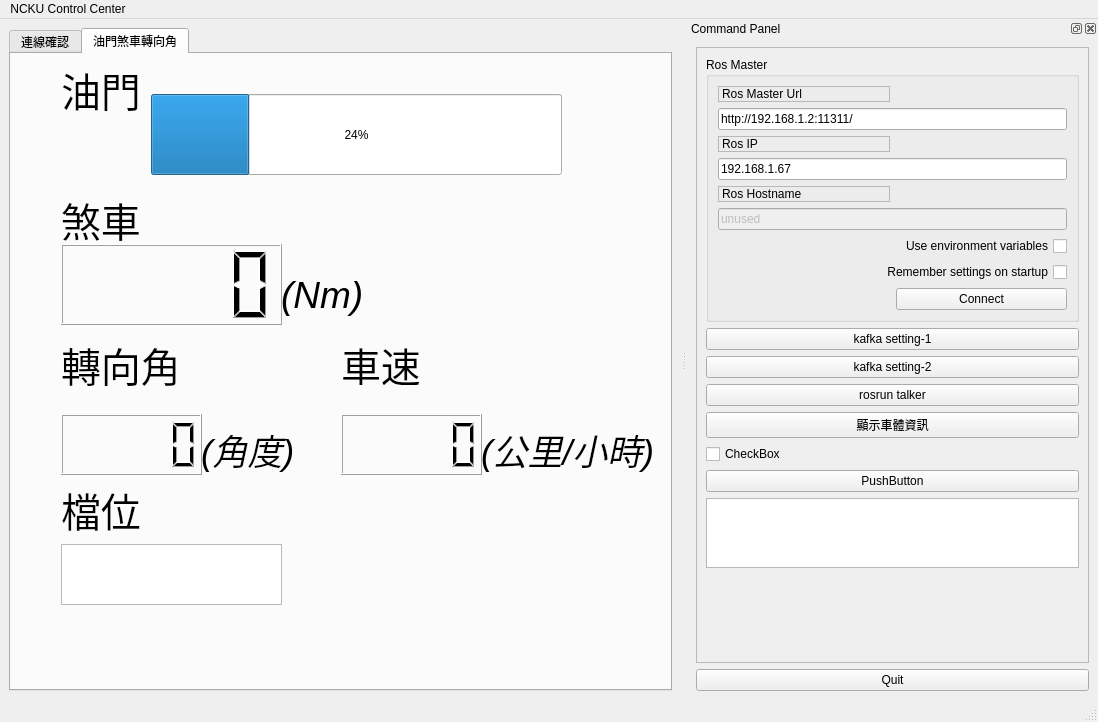
Before: the Qt Designer form qtros/ui/main_window.ui in WeiTing35/control_center, drawn with Qt 5.
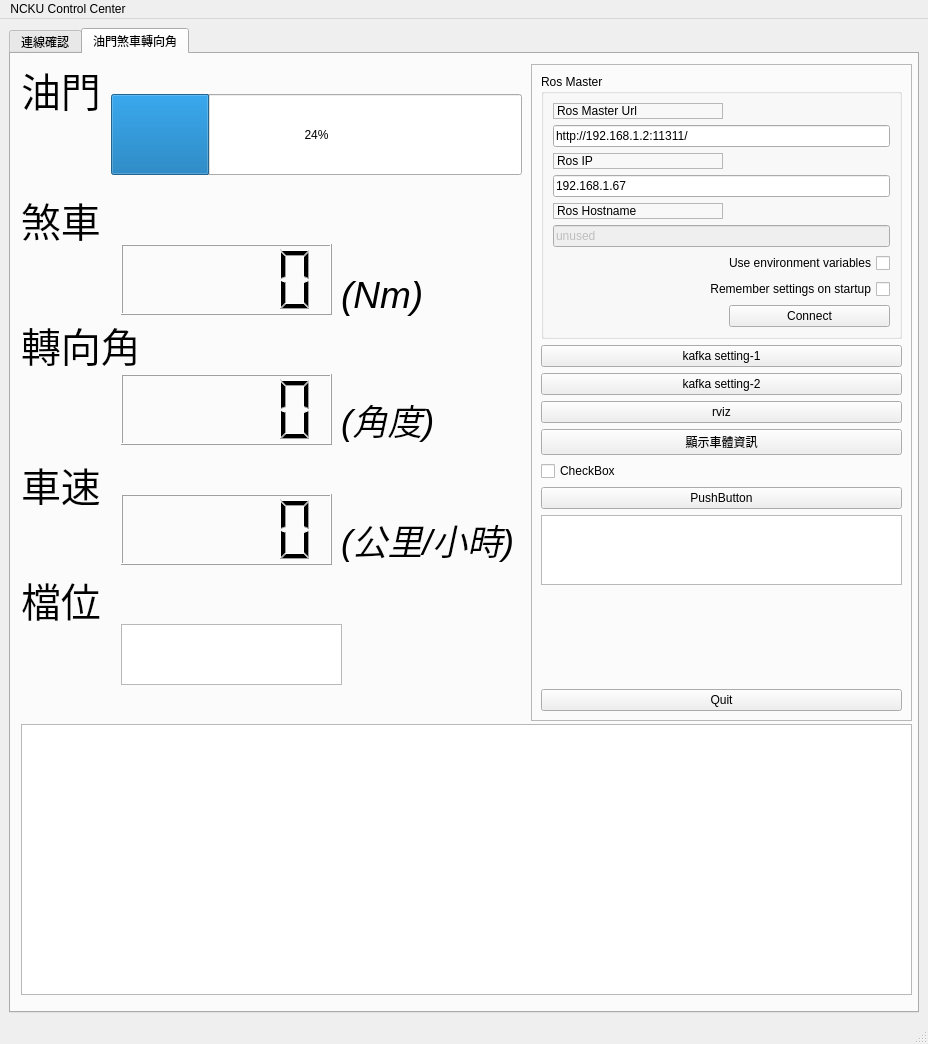
After: the same form once the commit is applied. Icons and pictures are not drawn.

```diff
--- a/qtros/ui/main_window.ui
+++ b/qtros/ui/main_window.ui
@@ -6,8 +6,8 @@
    <rect>
     <x>0</x>
     <y>0</y>
-    <width>1098</width>
-    <height>722</height>
+    <width>928</width>
+    <height>1044</height>
    </rect>
   </property>
   <property name="windowTitle">
@@ -103,7 +103,7 @@
        <widget class="QProgressBar" name="progressBar">
         <property name="geometry">
          <rect>
-          <x>140</x>
+          <x>100</x>
           <y>40</y>
           <width>411</width>
           <height>81</height>
@@ -116,7 +116,7 @@
        <widget class="QLabel" name="label_6">
         <property name="geometry">
          <rect>
-          <x>50</x>
+          <x>10</x>
           <y>0</y>
           <width>111</width>
           <height>71</height>
@@ -134,7 +134,7 @@
        <widget class="QLabel" name="label_7">
         <property name="geometry">
          <rect>
-          <x>50</x>
+          <x>10</x>
           <y>140</y>
           <width>101</width>
           <height>51</height>
@@ -154,8 +154,8 @@
        <widget class="QLabel" name="label_8">
         <property name="geometry">
          <rect>
-          <x>50</x>
-          <y>280</y>
+          <x>10</x>
+          <y>260</y>
           <width>161</width>
           <height>61</height>
          </rect>
@@ -172,8 +172,8 @@
        <widget class="QLabel" name="label_9">
         <property name="geometry">
          <rect>
-          <x>50</x>
-          <y>430</y>
+          <x>10</x>
+          <y>520</y>
           <width>101</width>
           <height>51</height>
          </rect>
@@ -190,8 +190,8 @@
        <widget class="QLabel" name="label_10">
         <property name="geometry">
          <rect>
-          <x>330</x>
-          <y>290</y>
+          <x>10</x>
+          <y>410</y>
           <width>151</width>
           <height>41</height>
          </rect>
@@ -208,28 +208,28 @@
        <widget class="QLCDNumber" name="lcdNumber">
         <property name="geometry">
          <rect>
-          <x>50</x>
-          <y>360</y>
-          <width>141</width>
-          <height>61</height>
+          <x>110</x>
+          <y>320</y>
+          <width>211</width>
+          <height>71</height>
          </rect>
         </property>
        </widget>
        <widget class="QLCDNumber" name="lcdNumber_2">
         <property name="geometry">
          <rect>
-          <x>330</x>
-          <y>360</y>
-          <width>141</width>
-          <height>61</height>
+          <x>110</x>
+          <y>440</y>
+          <width>211</width>
+          <height>71</height>
          </rect>
         </property>
        </widget>
        <widget class="QTextBrowser" name="textBrowser">
         <property name="geometry">
          <rect>
-          <x>50</x>
-          <y>490</y>
+          <x>110</x>
+          <y>570</y>
           <width>221</width>
           <height>61</height>
          </rect>
@@ -250,17 +250,17 @@
        <widget class="QLCDNumber" name="lcdNumber_3">
         <property name="geometry">
          <rect>
-          <x>50</x>
+          <x>110</x>
           <y>190</y>
-          <width>221</width>
-          <height>81</height>
+          <width>211</width>
+          <height>71</height>
          </rect>
         </property>
        </widget>
        <widget class="QLabel" name="label_11">
         <property name="geometry">
          <rect>
-          <x>270</x>
+          <x>330</x>
           <y>190</y>
           <width>181</width>
           <height>101</height>
@@ -279,8 +279,8 @@
        <widget class="QLabel" name="label_12">
         <property name="geometry">
          <rect>
-          <x>470</x>
-          <y>370</y>
+          <x>330</x>
+          <y>460</y>
           <width>181</width>
           <height>51</height>
          </rect>
@@ -298,8 +298,8 @@
        <widget class="QLabel" name="label_13">
         <property name="geometry">
          <rect>
-          <x>190</x>
-          <y>370</y>
+          <x>330</x>
+          <y>340</y>
           <width>101</width>
           <height>51</height>
          </rect>
@@ -314,66 +314,15 @@
          <string>(角度)</string>
         </property>
        </widget>
-      </widget>
-     </widget>
-    </item>
-   </layout>
-  </widget>
-  <widget class="QMenuBar" name="menubar">
-   <property name="geometry">
-    <rect>
-     <x>0</x>
-     <y>0</y>
-     <width>1098</width>
-     <height>25</height>
-    </rect>
-   </property>
-   <widget class="QMenu" name="menu_File">
-    <property name="title">
-     <string>NCKU Control Center</string>
-    </property>
-    <addaction name="action_Preferences"/>
-    <addaction name="separator"/>
-    <addaction name="actionAbout"/>
-    <addaction name="actionAbout_Qt"/>
-    <addaction name="separator"/>
-    <addaction name="action_Quit"/>
-   </widget>
-   <widget class="QMenu" name="menuNCKU_Control_Center">
-    <property name="title">
-     <string/>
-    </property>
-   </widget>
-   <addaction name="menu_File"/>
-   <addaction name="menuNCKU_Control_Center"/>
-  </widget>
-  <widget class="QStatusBar" name="statusbar"/>
-  <widget class="QDockWidget" name="dock_status">
-   <property name="sizePolicy">
-    <sizepolicy hsizetype="Minimum" vsizetype="Preferred">
-     <horstretch>0</horstretch>
-     <verstretch>0</verstretch>
-    </sizepolicy>
-   </property>
-   <property name="minimumSize">
-    <size>
-     <width>411</width>
-     <height>675</height>
-    </size>
-   </property>
-   <property name="allowedAreas">
-    <set>Qt::RightDockWidgetArea</set>
-   </property>
-   <property name="windowTitle">
-    <string>Command Panel</string>
-   </property>
-   <attribute name="dockWidgetArea">
-    <number>2</number>
-   </attribute>
-   <widget class="QWidget" name="dockWidgetContents_2">
-    <layout class="QVBoxLayout" name="verticalLayout">
-     <item>
       <widget class="QFrame" name="frame">
+        <property name="geometry">
+         <rect>
+          <x>520</x>
+          <y>10</y>
+          <width>381</width>
+          <height>657</height>
+         </rect>
+        </property>
        <property name="sizePolicy">
         <sizepolicy hsizetype="Minimum" vsizetype="Preferred">
          <horstretch>0</horstretch>
@@ -531,7 +480,7 @@
         <item>
          <widget class="QPushButton" name="button_rosrun">
           <property name="text">
-           <string>rosrun talker</string>
+            <string>rviz</string>
           </property>
          </widget>
         </item>
@@ -578,9 +527,6 @@
           </property>
          </spacer>
         </item>
-       </layout>
-      </widget>
-     </item>
      <item>
       <widget class="QPushButton" name="quit_button">
        <property name="sizePolicy">
@@ -596,7 +542,62 @@
      </item>
     </layout>
    </widget>
-  </widget>
+       <widget class="QTextBrowser" name="textBrowser_2">
+        <property name="geometry">
+         <rect>
+          <x>10</x>
+          <y>670</y>
+          <width>891</width>
+          <height>271</height>
+         </rect>
+        </property>
+        <property name="font">
+         <font>
+          <pointsize>20</pointsize>
+         </font>
+        </property>
+        <property name="html">
+         <string>&lt;!DOCTYPE HTML PUBLIC &quot;-//W3C//DTD HTML 4.0//EN&quot; &quot;http://www.w3.org/TR/REC-html40/strict.dtd&quot;&gt;
+&lt;html&gt;&lt;head&gt;&lt;meta name=&quot;qrichtext&quot; content=&quot;1&quot; /&gt;&lt;style type=&quot;text/css&quot;&gt;
+p, li { white-space: pre-wrap; }
+&lt;/style&gt;&lt;/head&gt;&lt;body style=&quot; font-family:'Ubuntu'; font-size:20pt; font-weight:400; font-style:normal;&quot;&gt;
+&lt;p style=&quot; margin-top:0px; margin-bottom:0px; margin-left:0px; margin-right:0px; -qt-block-indent:0; text-indent:0px;&quot;&gt;&lt;img src=&quot;:/images/ncku.png&quot; /&gt;&lt;/p&gt;&lt;/body&gt;&lt;/html&gt;</string>
+        </property>
+       </widget>
+      </widget>
+     </widget>
+    </item>
+   </layout>
+  </widget>
+  <widget class="QMenuBar" name="menubar">
+   <property name="geometry">
+    <rect>
+     <x>0</x>
+     <y>0</y>
+     <width>928</width>
+     <height>25</height>
+    </rect>
+   </property>
+   <widget class="QMenu" name="menu_File">
+    <property name="title">
+     <string>NCKU Control Center</string>
+    </property>
+    <addaction name="action_Preferences"/>
+    <addaction name="separator"/>
+    <addaction name="actionAbout"/>
+    <addaction name="actionAbout_Qt"/>
+    <addaction name="separator"/>
+    <addaction name="action_Quit"/>
+   </widget>
+   <widget class="QMenu" name="menuNCKU_Control_Center">
+    <property name="title">
+     <string/>
+    </property>
+   </widget>
+   <addaction name="menu_File"/>
+   <addaction name="menuNCKU_Control_Center"/>
+  </widget>
+  <widget class="QStatusBar" name="statusbar"/>
   <action name="action_Quit">
    <property name="text">
     <string>&amp;Quit</string>
```
Lines whose indentation alone changed are shown as unchanged.
